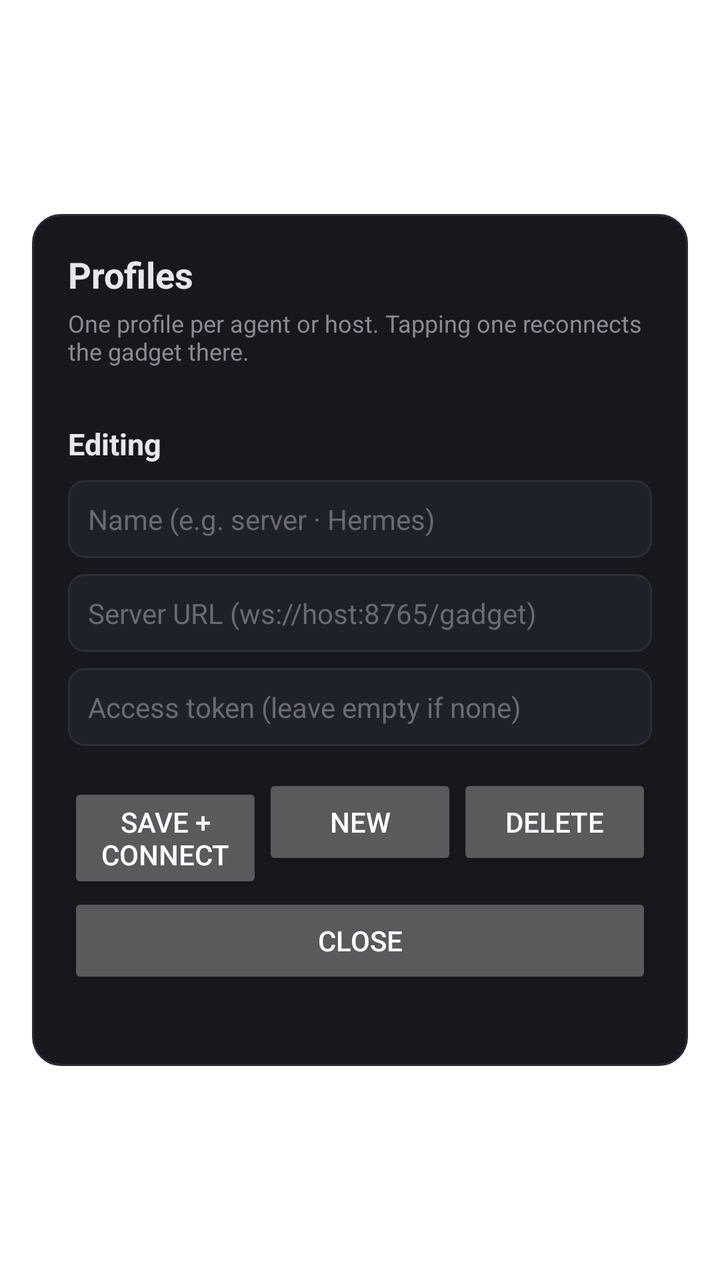
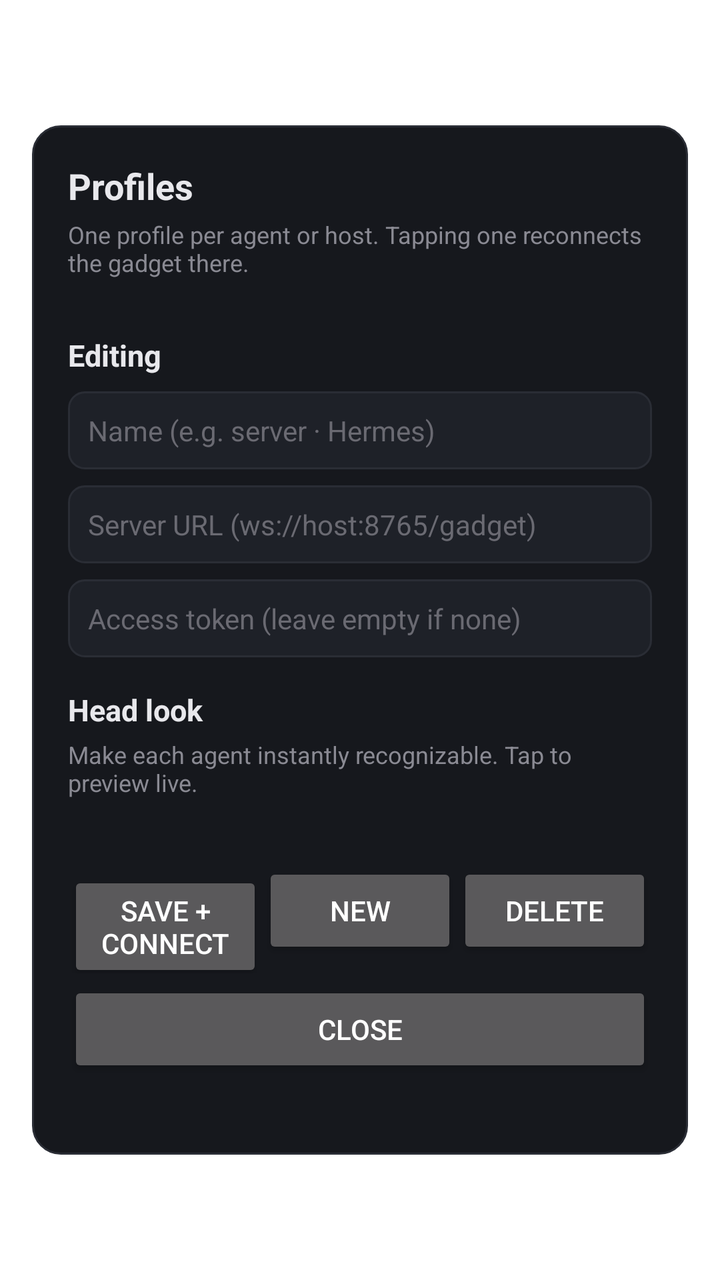

Compare the two renders of this Android layout. The source of the first and the diff that turns it into the second are given below.
<!-- AndroidManifest.xml: activity theme Theme.Gadget.Settings -->
<!-- res/layout/activity_settings.xml -->
<?xml version="1.0" encoding="utf-8"?>
<FrameLayout xmlns:android="http://schemas.android.com/apk/res/android"
    android:layout_width="match_parent"
    android:layout_height="match_parent">

    <ScrollView
        android:layout_width="match_parent"
        android:layout_height="wrap_content"
        android:layout_gravity="center"
        android:layout_margin="16dp"
        android:maxWidth="560dp"
        android:background="@drawable/panel_bg"
        android:fillViewport="false">

        <LinearLayout
            android:layout_width="match_parent"
            android:layout_height="wrap_content"
            android:orientation="vertical"
            android:padding="18dp">

            <TextView
                android:layout_width="match_parent"
                android:layout_height="wrap_content"
                android:text="Profiles"
                android:textColor="#E8E8EC"
                android:textSize="18sp"
                android:textStyle="bold" />

            <TextView
                android:layout_width="match_parent"
                android:layout_height="wrap_content"
                android:text="One profile per agent or host. Tapping one reconnects the gadget there."
                android:textColor="#8A8A93"
                android:textSize="12sp"
                android:layout_marginTop="4dp" />

            <RadioGroup
                android:id="@+id/profile_group"
                android:layout_width="match_parent"
                android:layout_height="wrap_content"
                android:layout_marginTop="12dp"
                android:orientation="vertical" />

            <TextView
                android:id="@+id/empty_hint"
                android:layout_width="match_parent"
                android:layout_height="wrap_content"
                android:text="No profiles yet. Add one below."
                android:textColor="#6A6A72"
                android:textSize="13sp"
                android:layout_marginTop="8dp"
                android:visibility="gone" />

            <TextView
                android:layout_width="match_parent"
                android:layout_height="wrap_content"
                android:layout_marginTop="16dp"
                android:text="Editing"
                android:textColor="#E8E8EC"
                android:textSize="15sp"
                android:textStyle="bold" />

            <EditText
                android:id="@+id/f_name"
                android:layout_width="match_parent"
                android:layout_height="wrap_content"
                android:layout_marginTop="8dp"
                android:hint="Name (e.g. server · Hermes)"
                android:textColor="#E8E8EC"
                android:textColorHint="#6A6A72"
                android:background="@drawable/edit_bg"
                android:padding="10dp"
                android:inputType="text"
                android:textSize="14sp" />

            <EditText
                android:id="@+id/f_url"
                android:layout_width="match_parent"
                android:layout_height="wrap_content"
                android:layout_marginTop="8dp"
                android:hint="Server URL (ws://host:8765/gadget)"
                android:textColor="#E8E8EC"
                android:textColorHint="#6A6A72"
                android:background="@drawable/edit_bg"
                android:padding="10dp"
                android:inputType="textUri"
                android:textSize="14sp" />

            <EditText
                android:id="@+id/f_token"
                android:layout_width="match_parent"
                android:layout_height="wrap_content"
                android:layout_marginTop="8dp"
                android:hint="Access token (leave empty if none)"
                android:textColor="#E8E8EC"
                android:textColorHint="#6A6A72"
                android:background="@drawable/edit_bg"
                android:padding="10dp"
                android:inputType="text"
                android:imeOptions="actionDone"
                android:textSize="14sp" />

            <LinearLayout
                android:layout_width="match_parent"
                android:layout_height="wrap_content"
                android:orientation="horizontal"
                android:layout_marginTop="14dp">

                <Button
                    android:id="@+id/btn_save"
                    android:layout_width="0dp"
                    android:layout_height="wrap_content"
                    android:layout_weight="1"
                    android:text="Save + connect" />

                <Button
                    android:id="@+id/btn_new"
                    android:layout_width="0dp"
                    android:layout_height="wrap_content"
                    android:layout_weight="1"
                    android:text="New" />

                <Button
                    android:id="@+id/btn_delete"
                    android:layout_width="0dp"
                    android:layout_height="wrap_content"
                    android:layout_weight="1"
                    android:text="Delete" />
            </LinearLayout>

            <LinearLayout
                android:layout_width="match_parent"
                android:layout_height="wrap_content"
                android:orientation="horizontal"
                android:layout_marginTop="4dp">

                <Button
                    android:id="@+id/btn_done"
                    android:layout_width="0dp"
                    android:layout_height="wrap_content"
                    android:layout_weight="1"
                    android:text="Close" />
            </LinearLayout>

            <TextView
                android:id="@+id/settings_status"
                android:layout_width="match_parent"
                android:layout_height="wrap_content"
                android:textColor="#8A8A93"
                android:textSize="11sp"
                android:layout_marginTop="6dp" />
        </LinearLayout>
    </ScrollView>
</FrameLayout>
<!-- resources referenced by this layout -->
<resources>
  <!-- drawable edit_bg (drawable) -->
  <?xml version="1.0" encoding="utf-8"?>
  <shape xmlns:android="http://schemas.android.com/apk/res/android" android:shape="rectangle">
      <solid android:color="#1E2128" />
      <corners android:radius="8dp" />
      <stroke android:width="1dp" android:color="#2A2D35" />
  </shape>
  <!-- drawable panel_bg (drawable) -->
  <?xml version="1.0" encoding="utf-8"?>
  <shape xmlns:android="http://schemas.android.com/apk/res/android" android:shape="rectangle">
      <solid android:color="#16181D" />
      <corners android:radius="14dp" />
      <stroke android:width="1dp" android:color="#2A2D35" />
  </shape>
  <style name="Theme.Gadget.Settings" parent="Theme.AppCompat.NoActionBar">
          <item name="android:windowIsTranslucent">true</item>
          <item name="android:windowBackground">@android:color/transparent</item>
          <item name="android:windowNoTitle">true</item>
          <item name="android:backgroundDimEnabled">true</item>
          <item name="android:backgroundDimAmount">0.6</item>
          <item name="android:colorPrimary">#16181D</item>
          <item name="android:statusBarColor">@android:color/transparent</item>
          <item name="android:navigationBarColor">@android:color/transparent</item>
      </style>
</resources>

<!-- the commit's change to res/layout/activity_settings.xml (unified diff, before → after) -->
@@ -100,6 +100,37 @@
                 android:imeOptions="actionDone"
                 android:textSize="14sp" />
 
+            <TextView
+                android:layout_width="match_parent"
+                android:layout_height="wrap_content"
+                android:layout_marginTop="16dp"
+                android:text="Head look"
+                android:textColor="#E8E8EC"
+                android:textSize="15sp"
+                android:textStyle="bold" />
+
+            <TextView
+                android:layout_width="match_parent"
+                android:layout_height="wrap_content"
+                android:layout_marginTop="4dp"
+                android:text="Make each agent instantly recognizable. Tap to preview live."
+                android:textColor="#8A8A93"
+                android:textSize="12sp" />
+
+            <LinearLayout
+                android:id="@+id/shape_row"
+                android:layout_width="match_parent"
+                android:layout_height="wrap_content"
+                android:layout_marginTop="8dp"
+                android:orientation="horizontal" />
+
+            <LinearLayout
+                android:id="@+id/color_row"
+                android:layout_width="match_parent"
+                android:layout_height="wrap_content"
+                android:layout_marginTop="10dp"
+                android:orientation="horizontal" />
+
             <LinearLayout
                 android:layout_width="match_parent"
                 android:layout_height="wrap_content"
